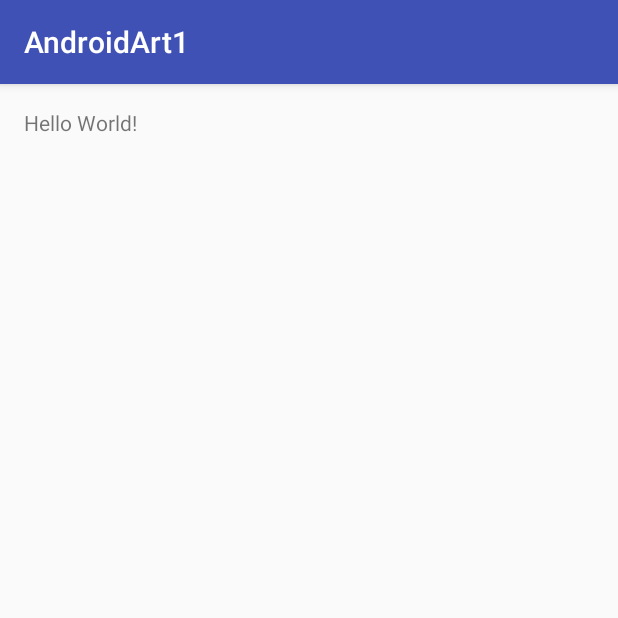
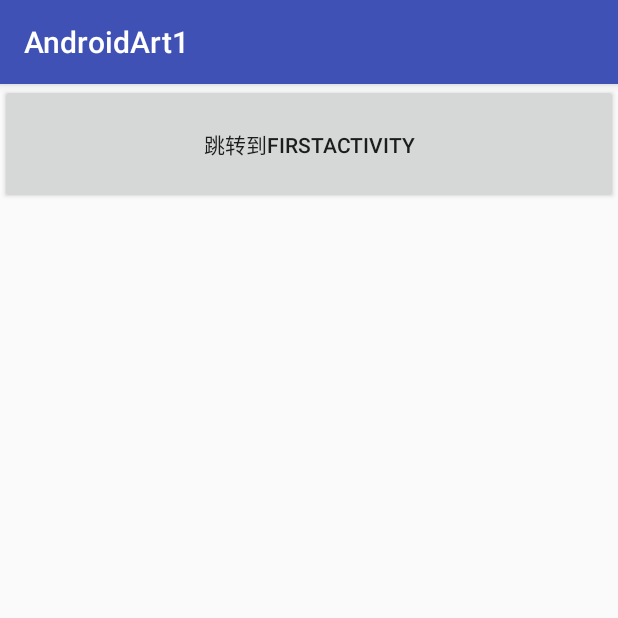
Before and after one commit to 357016138/AndroidArt1, an Android app: the screen it shows after launch (MainActivity), on a phone screen of 412 x 824 dp, the top half of it. Run offline under Robolectric (Android 15) with nearby library versions, the phone set to English and light mode, and no system bars.

Commit message:
产看activity生命周期（正常和异常）

```diff
--- a/app/src/main/AndroidManifest.xml
+++ b/app/src/main/AndroidManifest.xml
@@ -8,13 +8,17 @@
         android:label="@string/app_name"
         android:supportsRtl="true"
         android:theme="@style/AppTheme" >
-        <activity android:name=".MainActivity" >
+        <activity android:name=".MainActivity">
             <intent-filter>
                 <action android:name="android.intent.action.MAIN" />
 
                 <category android:name="android.intent.category.LAUNCHER" />
             </intent-filter>
         </activity>
+        <activity android:name=".FirstActivity" >
+        </activity>
+        <activity android:name=".SecondActivity" >
+        </activity>
     </application>
 
 </manifest>
--- a/app/src/main/java/com/song/androidart1/MainActivity.java
+++ b/app/src/main/java/com/song/androidart1/MainActivity.java
@@ -1,13 +1,108 @@
 package com.song.androidart1;
 
+import android.app.Instrumentation;
+import android.content.Intent;
+import android.content.res.Configuration;
+import android.net.Uri;
 import android.support.v7.app.AppCompatActivity;
 import android.os.Bundle;
+import android.util.Log;
+import android.view.View;
+import android.widget.TextView;
 
+/**
+ * 一个查看activity生命周期的例子，可以查看正常情况和异常情况(屏幕旋转或被杀死等)的周期
+ *
+ * */
 public class MainActivity extends AppCompatActivity {
+
+    private static final String TAG = "MainActivity";
 
     @Override
     protected void onCreate(Bundle savedInstanceState) {
+        Log.d(TAG, "onCreate");
         super.onCreate(savedInstanceState);
         setContentView(R.layout.activity_main);
+
+        if (savedInstanceState != null) {
+            String test = savedInstanceState.getString("extra_test");
+            Log.d(TAG, "[onCreate]restore extra_test:" + test);
+        }
+
+//        TextView
+
+        findViewById(R.id.button1).setOnClickListener(new View.OnClickListener() {
+
+            @Override
+            public void onClick(View v) {
+//                Intent intent = new Intent("com.ryg.charpter_1.c");
+                Intent intent = new Intent(MainActivity.this, FirstActivity.class);
+//                intent.setClass(MainActivity.this, SecondActivity.class);
+//                intent.putExtra("time", System.currentTimeMillis());
+//                intent.addCategory("com.ryg.category.c");
+//                intent.setDataAndType(Uri.parse("file://abc"), "text/plain");
+                startActivity(intent);
+            }
+        });
+
+
+    }
+
+    @Override
+    protected void onStart() {
+        Log.d(TAG, "onStart");
+        super.onStart();
+    }
+
+    @Override
+    protected void onResume() {
+        Log.d(TAG, "onResume");
+        super.onResume();
+    }
+
+    @Override
+    protected void onRestart() {
+        Log.d(TAG, "onRestart");
+        super.onRestart();
+    }
+
+    @Override
+    protected void onPause() {
+        Log.d(TAG, "onPause");
+        super.onPause();
+    }
+
+    @Override
+    protected void onStop() {
+        Log.d(TAG, "onStop");
+        super.onStop();
+    }
+
+    @Override
+    protected void onDestroy() {
+        Log.d(TAG, "onDestroy");
+        super.onDestroy();
+    }
+
+
+    @Override
+    public void onConfigurationChanged(Configuration newConfig) {
+        super.onConfigurationChanged(newConfig);
+        Log.d(TAG, "onConfigurationChanged, newOrientation:" + newConfig.orientation);
+    }
+
+    @Override
+    protected void onSaveInstanceState(Bundle outState) {
+        super.onSaveInstanceState(outState);
+        Log.d(TAG, "onSaveInstanceState");
+        outState.putString("extra_test", "test");
+    }
+
+    @Override
+    protected void onRestoreInstanceState(Bundle savedInstanceState) {
+        super.onRestoreInstanceState(savedInstanceState);
+        //Log.d(TAG, "onRestoreInstanceState");
+        String test = savedInstanceState.getString("extra_test");
+        Log.d(TAG, "[onRestoreInstanceState]restore extra_test:" + test);
     }
 }
--- a/app/src/main/res/layout/activity_main.xml
+++ b/app/src/main/res/layout/activity_main.xml
@@ -4,14 +4,18 @@
     xmlns:tools="http://schemas.android.com/tools"
     android:layout_width="match_parent"
     android:layout_height="match_parent"
-    android:paddingLeft="@dimen/activity_horizontal_margin"
-    android:paddingRight="@dimen/activity_horizontal_margin"
-    android:paddingTop="@dimen/activity_vertical_margin"
-    android:paddingBottom="@dimen/activity_vertical_margin"
     tools:context=".MainActivity">
 
-    <TextView
-        android:text="Hello World!"
-        android:layout_width="wrap_content"
-        android:layout_height="wrap_content"/>
+
+    <Button
+        android:id="@+id/button1"
+        android:layout_width="match_parent"
+        android:layout_height="80dp"
+        android:text="跳转到FirstActivity"/>
+
+
+
+
+
+
 </RelativeLayout>
```
